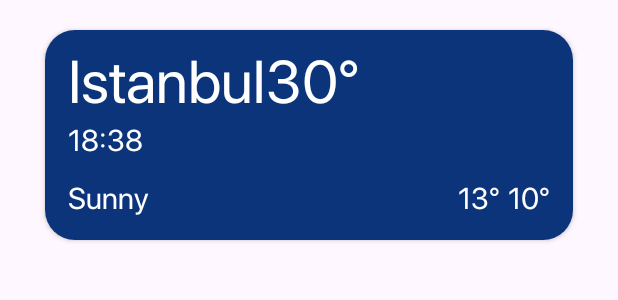
After one commit to betulAkgull/sunnie, an Android app: the layout item_location.xml on its own in the app's theme, with its tools: preview values and no code run, on a phone screen of 412 x 824 dp. The commit adds this screen. Shown: the top 300 px of the screen. Run offline under Robolectric (Android 15) with nearby library versions, the phone set to English and light mode, and no system bars.

Commit message:
location added

```diff
--- /dev/null
+++ b/app/src/main/res/layout/item_location.xml
@@ -0,0 +1,89 @@
+<?xml version="1.0" encoding="utf-8"?>
+<LinearLayout xmlns:android="http://schemas.android.com/apk/res/android"
+    xmlns:app="http://schemas.android.com/apk/res-auto"
+    xmlns:tools="http://schemas.android.com/tools"
+    android:layout_width="match_parent"
+    android:layout_height="180dp"
+    android:paddingStart="10dp"
+    android:paddingEnd="10dp">
+
+    <androidx.cardview.widget.CardView
+        android:id="@+id/cardView"
+        android:layout_width="match_parent"
+        android:layout_height="match_parent"
+        android:layout_margin="20dp"
+        style="@style/cardItem"
+        app:cardCornerRadius="20dp">
+
+        <androidx.constraintlayout.widget.ConstraintLayout
+            android:layout_width="match_parent"
+            android:layout_height="match_parent"
+            android:background="@color/itemColor">
+
+            <TextView
+                android:id="@+id/tv_location_name"
+                style="@style/textLarge"
+                android:layout_width="0dp"
+                android:layout_height="wrap_content"
+                android:layout_marginStart="15dp"
+                android:layout_marginTop="5dp"
+                app:layout_constraintStart_toStartOf="parent"
+                app:layout_constraintTop_toTopOf="parent"
+                tools:text="Istanbul" />
+
+            <TextView
+                android:id="@+id/tv_degree"
+                style="@style/textLarge"
+                android:layout_width="0dp"
+                android:layout_height="wrap_content"
+                android:layout_marginTop="5dp"
+                android:layout_marginEnd="15dp"
+                android:textAlignment="viewEnd"
+                app:layout_constraintEnd_toEndOf="parent"
+                app:layout_constraintStart_toEndOf="@+id/tv_location_name"
+                app:layout_constraintTop_toTopOf="parent"
+                tools:text="30\u00B0" />
+
+            <TextView
+                android:id="@+id/tv_time"
+                style="@style/textSmall"
+                android:layout_width="wrap_content"
+                android:layout_height="wrap_content"
+                android:layout_marginStart="15dp"
+                app:layout_constraintStart_toStartOf="parent"
+                app:layout_constraintTop_toBottomOf="@+id/tv_location_name"
+                tools:text="18:38" />
+
+            <TextView
+                android:id="@+id/tv_weather_type"
+                style="@style/textSmall"
+                android:layout_width="wrap_content"
+                android:layout_height="wrap_content"
+                android:layout_margin="15dp"
+                app:layout_constraintBottom_toBottomOf="parent"
+                app:layout_constraintStart_toStartOf="parent"
+                tools:text="Sunny" />
+
+            <TextView
+                android:id="@+id/tv_low_degree"
+                style="@style/textSmall"
+                android:layout_width="wrap_content"
+                android:layout_height="wrap_content"
+                android:layout_margin="15dp"
+                app:layout_constraintBottom_toBottomOf="parent"
+                app:layout_constraintEnd_toEndOf="parent"
+                tools:text="10\u00B0" />
+
+            <TextView
+                android:id="@+id/tv_high_degree"
+                style="@style/textSmall"
+                android:layout_width="wrap_content"
+                android:layout_height="wrap_content"
+                android:layout_marginEnd="5dp"
+                android:layout_marginBottom="15dp"
+                app:layout_constraintBottom_toBottomOf="parent"
+                app:layout_constraintEnd_toStartOf="@+id/tv_low_degree"
+                tools:text="13\u00B0" />
+        </androidx.constraintlayout.widget.ConstraintLayout>
+    </androidx.cardview.widget.CardView>
+</LinearLayout>
--- a/app/src/main/res/values/colors.xml
+++ b/app/src/main/res/values/colors.xml
@@ -7,5 +7,6 @@
     <color name="bgEndColor">#0B42AB</color>
 
     <color name="buttonColor">#40001026</color>
+    <color name="itemColor">#0B347A</color>
     <color name="whiteTransparent">#90FFFFFF</color>
 </resources>
--- a/app/src/main/res/values/dimens.xml
+++ b/app/src/main/res/values/dimens.xml
@@ -2,6 +2,7 @@
 <resources>
     <dimen name="header">64sp</dimen>
     <dimen name="textSmall">20sp</dimen>
+    <dimen name="textLarge">40sp</dimen>
     <dimen name="btnWidthSmall">120dp</dimen>
     <dimen name="btnHeightSmall">55dp</dimen>
     <dimen name="editTextWidth">120dp</dimen>
--- a/app/src/main/res/values/strings.xml
+++ b/app/src/main/res/values/strings.xml
@@ -13,4 +13,5 @@
     <string name="tvAlreadyUser">already a user? sign in</string>
     <string name="imageview">imageview</string>
     <string name="iv">iv</string>
+    <string name="tvLocation">location</string>
 </resources>
--- a/app/src/main/res/values/themes.xml
+++ b/app/src/main/res/values/themes.xml
@@ -17,6 +17,16 @@
         <item name="android:background">@android:color/transparent</item>
         <item name="android:textSize">@dimen/textSmall</item>
         <item name="fontFamily">@font/sfproregular</item>
+    </style>
+
+    <style name="textLarge">
+        <item name="android:background">@android:color/transparent</item>
+        <item name="android:textSize">@dimen/textLarge</item>
+        <item name="fontFamily">@font/sfproregular</item>
+    </style>
+
+    <style name="cardItem">
+        <item name="android:background">@drawable/bg_gradient</item>
     </style>
 
     <style name="buttonSmall">
```
Also changed, not shown: app/src/main/res/layout/fragment_location.xml (+57 -1 lines).
